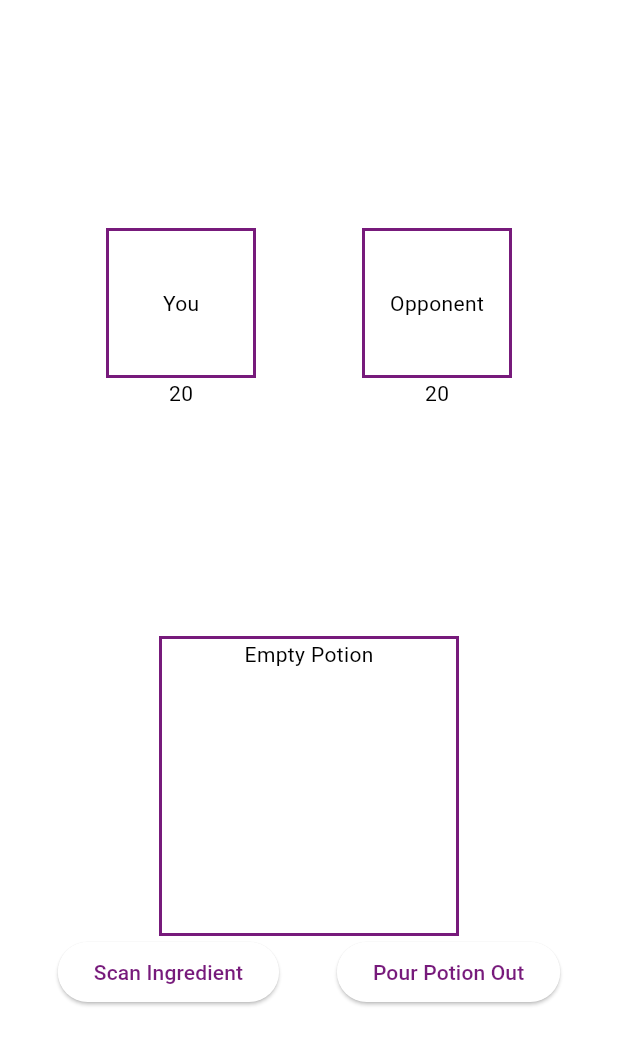
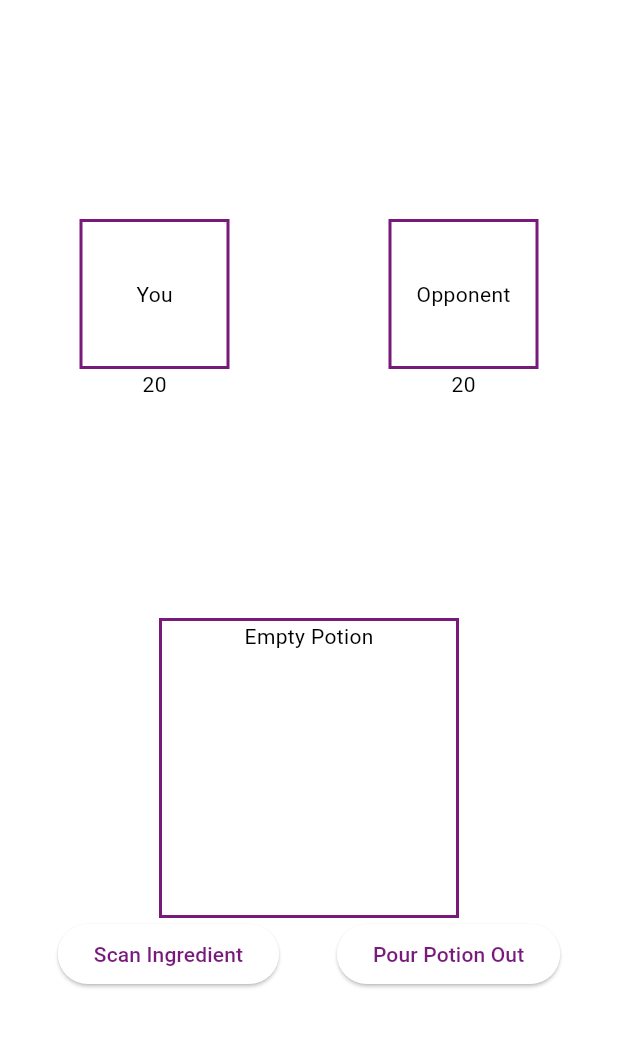
Before and after one commit to h3nse/Wizardly-Doomed-Wizards, a Flutter app: the GamePage screen opened directly, on a phone screen of 412 x 824 dp. Shown: the top 1045 px of the screen. Run offline on Flutter 3.47's test engine with Material 3 defaults, Android fonts, the phone set to English and light mode, and no system bars; our stand-ins replace flutter_dotenv, get, sensors_plus, supabase_flutter, timer_count_down; missing offline and left inert: mobile_scanner; accounts and stored records are empty.

Commit message:
Fix alignment issue

```diff
--- a/lib/controllers/player_controllers.dart
+++ b/lib/controllers/player_controllers.dart
@@ -6,10 +6,12 @@ class PlayerController extends GetxController {
   final RxInt _health = startingHealth.obs;
   final RxInt _temperature = 0.obs;
   final RxBool _isFrozen = false.obs;
+  final RxBool _isCharged = false.obs;
 
   int get health => _health.value;
   int get temperature => _temperature.value;
   bool get isFrozen => _isFrozen.value;
+  bool get isCharged => _isCharged.value;
 
   set health(int value) {
     _health.value = value;
@@ -23,10 +25,15 @@ class PlayerController extends GetxController {
     _isFrozen.value = value;
   }
 
+  set isCharged(bool value) {
+    _isCharged.value = value;
+  }
+
   void reset() {
     _health.value = startingHealth;
     _temperature.value = 0;
     _isFrozen.value = false;
+    _isCharged.value = false;
   }
 }
 
@@ -70,19 +77,20 @@ class YouController extends PlayerController {
     sendUpdates();
   }
 
+  void setOnDeath(Function onDeath) {
+    _onDeath = onDeath;
+  }
+
   void setBroadcastChannel(RealtimeChannel broadcastChannel) {
     _broadcastChannel = broadcastChannel;
-  }
-
-  void setOnDeath(Function onDeath) {
-    _onDeath = onDeath;
   }
 
   void sendUpdates() {
     _broadcastChannel.sendBroadcastMessage(event: 'opponent_update', payload: {
       'health': _health.value,
       'temperature': _temperature.value,
-      'isFrozen': _isFrozen.value
+      'isFrozen': _isFrozen.value,
+      'isCharged': _isCharged.value
     });
   }
 }
--- a/lib/pages/game_page/game_page.dart
+++ b/lib/pages/game_page/game_page.dart
@@ -41,7 +41,8 @@ class _GamePageState extends State<GamePage> {
           mainAxisAlignment: MainAxisAlignment.spaceEvenly,
           children: [
             Obx(
-              () => Row(
+              () => Expanded(
+                child: Row(
                   mainAxisAlignment: MainAxisAlignment.spaceEvenly,
                   children: [
                     PlayerView(
@@ -59,7 +60,8 @@ class _GamePageState extends State<GamePage> {
                   ],
                 ),
               ),
-            const PotionView(),
+            ),
+            const Expanded(child: PotionView()),
           ],
         ),
       ),
--- a/lib/pages/game_page/player_view.dart
+++ b/lib/pages/game_page/player_view.dart
@@ -23,7 +23,9 @@ class PlayerView extends StatefulWidget {
 class _PlayerViewState extends State<PlayerView> {
   @override
   Widget build(BuildContext context) {
-    return Column(
+    return Expanded(
+      child: Column(
+        mainAxisAlignment: MainAxisAlignment.center,
         children: [
           Obx(
             () => Stack(alignment: AlignmentDirectional.center, children: [
@@ -39,7 +41,8 @@ class _PlayerViewState extends State<PlayerView> {
                     decoration: BoxDecoration(
                       color: getTemperatureColor(),
                       border: Border.all(
-                        width: 2, color: Theme.of(context).colorScheme.primary),
+                          width: 2,
+                          color: Theme.of(context).colorScheme.primary),
                     ),
                     child: Center(
                       child: Text(widget.name),
@@ -48,10 +51,9 @@ class _PlayerViewState extends State<PlayerView> {
                 ),
               ),
               (widget.playerController.isFrozen)
-                // TODO: Find a way to make the height and width 110, without changing the spacing.
                   ? SizedBox(
-                    height: 100,
-                    width: 100,
+                      height: 110,
+                      width: 110,
                       child: Image.asset('assets/FrozenOverlay.png'),
                     )
                   : Container(),
@@ -59,6 +61,7 @@ class _PlayerViewState extends State<PlayerView> {
           ),
           Obx(() => Text(widget.playerController.health.toString()))
         ],
+      ),
     );
   }
 
```
Lines whose indentation alone changed are shown as unchanged.
